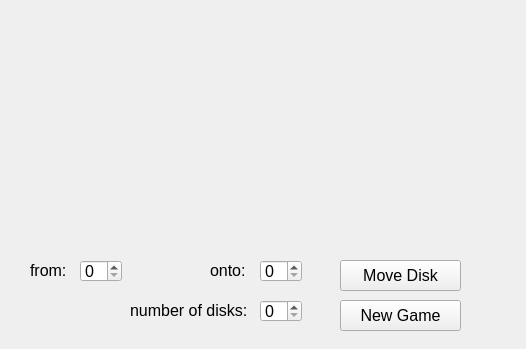
Old version of the form hanoiwidget.ui in the repository rekaehreth/EVA-mf_6_Hanoi.
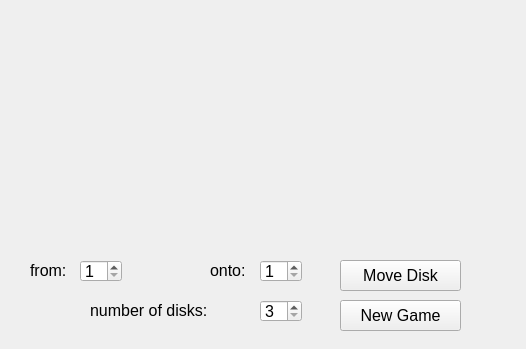
New version of the form.

Patch:
```diff
--- a/hanoiwidget.ui
+++ b/hanoiwidget.ui
@@ -27,6 +27,12 @@
      <pointsize>12</pointsize>
     </font>
    </property>
+   <property name="minimum">
+    <number>1</number>
+   </property>
+   <property name="maximum">
+    <number>3</number>
+   </property>
   </widget>
   <widget class="QSpinBox" name="ontoBox">
    <property name="geometry">
@@ -42,6 +48,12 @@
      <pointsize>12</pointsize>
     </font>
    </property>
+   <property name="minimum">
+    <number>1</number>
+   </property>
+   <property name="maximum">
+    <number>3</number>
+   </property>
   </widget>
   <widget class="QSpinBox" name="diskNumberBox">
    <property name="geometry">
@@ -57,6 +69,12 @@
      <pointsize>12</pointsize>
     </font>
    </property>
+   <property name="minimum">
+    <number>3</number>
+   </property>
+   <property name="maximum">
+    <number>7</number>
+   </property>
   </widget>
   <widget class="QLabel" name="fromLabel">
    <property name="geometry">
@@ -97,9 +115,9 @@
   <widget class="QLabel" name="numOfDisksLabel">
    <property name="geometry">
     <rect>
-     <x>130</x>
+     <x>90</x>
      <y>300</y>
-     <width>121</width>
+     <width>161</width>
      <height>21</height>
     </rect>
    </property>
```
